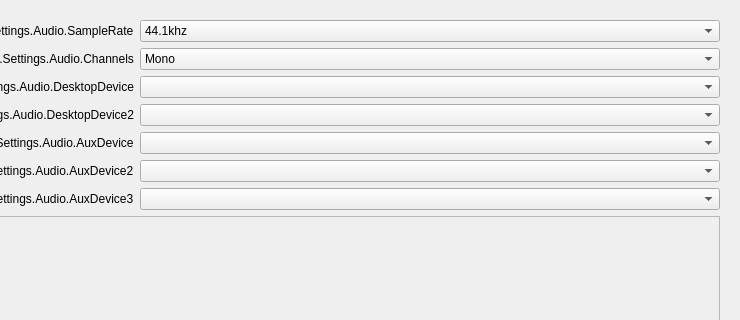
First picture: the form in obs/forms/OBSBasicSettings.ui, repository mixer/tachyon, before the edit; both pictures show x 228 to 968 and y 0 to 320 of the 968 by 697 pixel window.
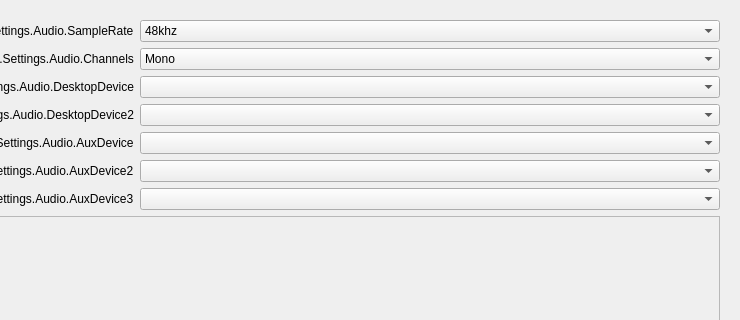
Second picture: the form after the edit. The open tabs and pages were chosen to show the change. Icons and pictures are not drawn.

Commit message: removed unsupported audio modes, added linux support for ftl express

Patch:
```diff
--- a/obs/forms/OBSBasicSettings.ui
+++ b/obs/forms/OBSBasicSettings.ui
@@ -985,16 +985,11 @@
          <item row="0" column="1">
           <widget class="QComboBox" name="sampleRate">
            <property name="currentText">
-            <string notr="true">44.1khz</string>
+            <string notr="true">48khz</string>
            </property>
            <property name="currentIndex">
             <number>0</number>
            </property>
-           <item>
-            <property name="text">
-             <string>44.1khz</string>
-            </property>
-           </item>
            <item>
             <property name="text">
              <string>48khz</string>
```
Left out of the diff: 15 changed lines with no effect on the pictures. The commit also changes 1 other file.
